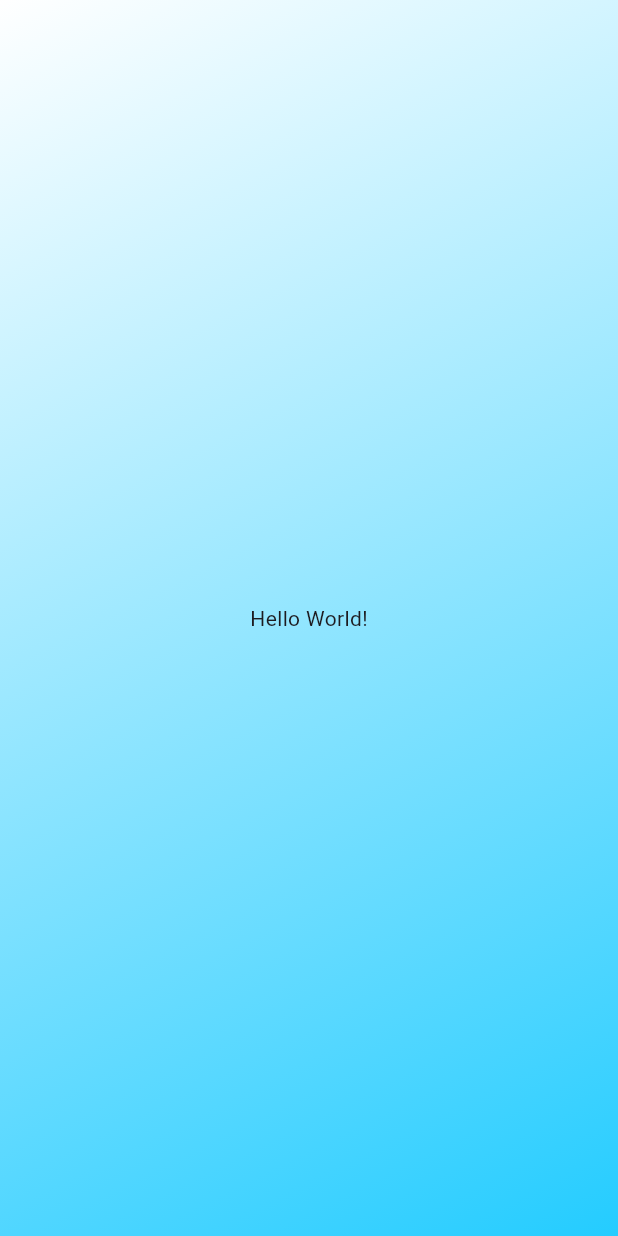
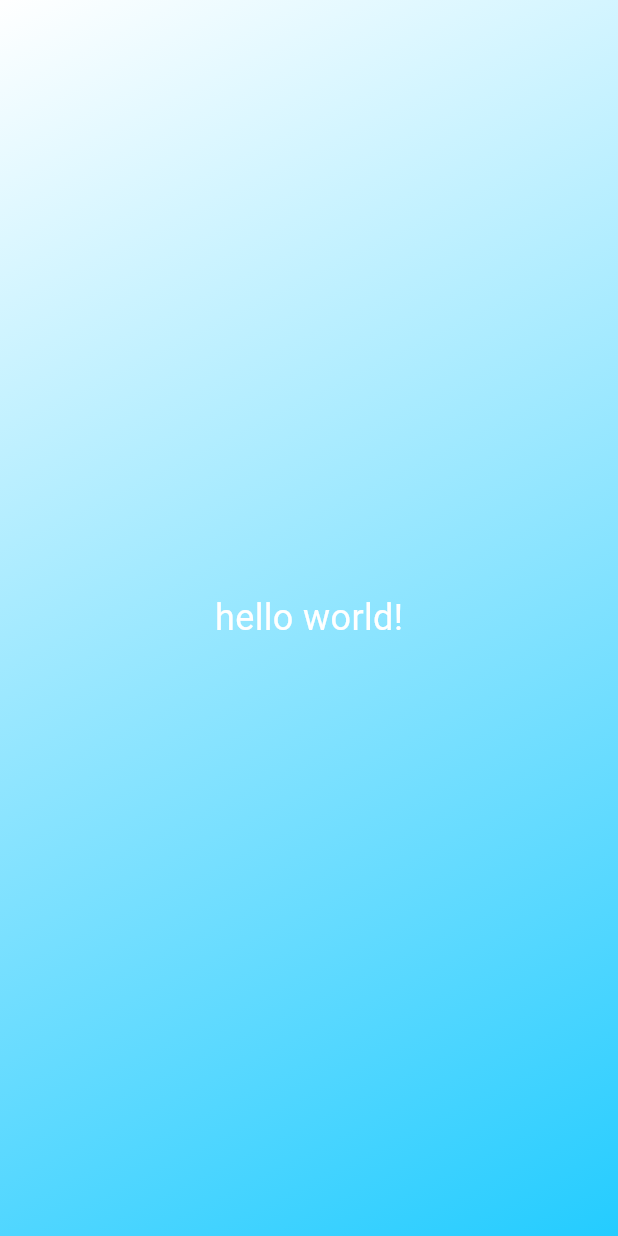
Before and after one commit to ting0608/1st_flutter_test_diceRoll, a Flutter app: the screen it shows after launch, on a phone screen of 412 x 824 dp. Run offline on Flutter 3.47's test engine with Material 3 defaults, Android fonts, the phone set to English and light mode, and no system bars.

Commit message:
course section 2

```diff
--- /dev/null
+++ b/lib/gradient_container.dart
@@ -0,0 +1,58 @@
+import 'package:flutter/material.dart';
+import 'package:first_app/styled_text.dart';
+
+const startAlignment = Alignment.topLeft;
+const endAlignment = Alignment.bottomRight;
+
+// class GradientContainer extends StatelessWidget {
+//   //super refers to the parent class
+//   const GradientContainer({super.key, required this.colors});
+//   final List<Color> colors;
+
+//   @override
+//   Widget build(context) {
+//     return Container(
+//       decoration: const BoxDecoration(
+//         gradient: LinearGradient(
+//           begin: startAlignment,
+//           end: endAlignment,
+
+//           //since the color here was hardcoded, we can simply put const here
+//           colors: [
+//             Color.fromARGB(254, 255, 255, 255),
+//             Color.fromARGB(255, 36, 204, 255)
+//           ],
+//         ),
+//       ),
+//       child: const Center(child: StyledText('hello world!')),
+//     );
+//   }
+// }
+
+class GradientContainer extends StatelessWidget {
+  //super refers to the parent class
+  const GradientContainer({super.key});
+
+  @override
+  Widget build(context) {
+    return Container(
+      decoration: const BoxDecoration(
+        gradient: LinearGradient(
+          colors: [
+            Color.fromARGB(254, 255, 255, 255),
+            Color.fromARGB(255, 36, 204, 255)
+          ],
+          begin: startAlignment,
+          end: endAlignment,
+
+          //since the color here was hardcoded, we can simply put const here
+          // colors: [
+          //   Color.fromARGB(254, 255, 255, 255),
+          //   Color.fromARGB(255, 36, 204, 255)
+          // ],
+        ),
+      ),
+      child: const Center(child: StyledText('hello world!')),
+    );
+  }
+}
--- a/lib/main.dart
+++ b/lib/main.dart
@@ -1,24 +1,11 @@
 import 'package:flutter/material.dart';
+import 'package:first_app/gradient_container.dart';
 
 void main() {
   runApp(
-    MaterialApp(
+    const MaterialApp(
       home: Scaffold(
-        body: Container(
-          decoration: const BoxDecoration(
-            gradient: LinearGradient(
-              begin: Alignment.topLeft,
-              end: Alignment.bottomRight,
-              colors: [
-                Color.fromARGB(254, 255, 255, 255),
-                Color.fromARGB(255, 36, 204, 255)
-              ],
-            ),
-          ),
-          child: const Center(
-            child: Text('Hello World!'),
-          ),
-        ),
+        body: GradientContainer(),
       ),
     ),
   );
--- /dev/null
+++ b/lib/styled_text.dart
@@ -0,0 +1,19 @@
+import 'package:flutter/material.dart';
+
+class StyledText extends StatelessWidget {
+  //super refers to the parent class
+  const StyledText(this.text, {Key? key});
+
+  final String text;
+
+  @override
+  Widget build(context) {
+    return Text(
+      text,
+      style: const TextStyle(
+        color: Colors.white,
+        fontSize: 24,
+      ),
+    );
+  }
+}
```
